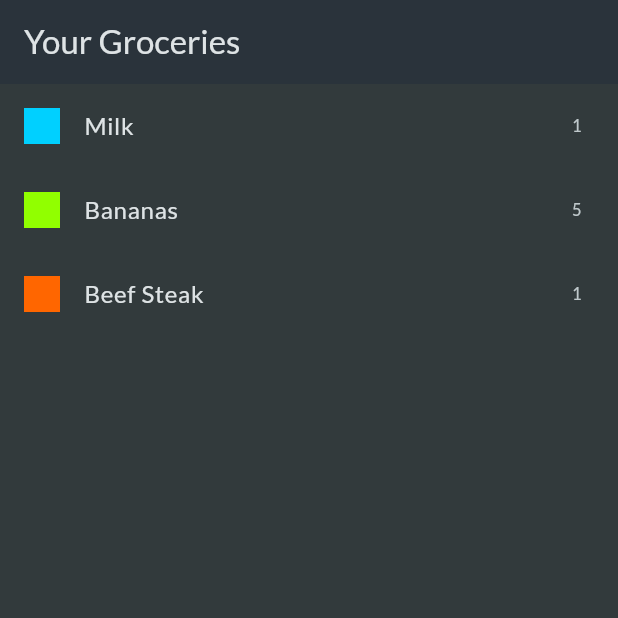
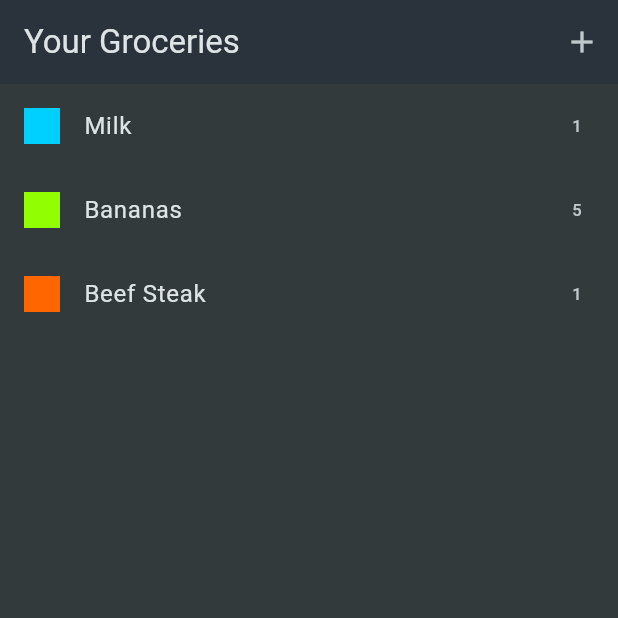
Before and after one commit to AdrianMReds/shopping_list, a Flutter app: the screen it shows after launch, on a phone screen of 412 x 824 dp, the top half of it. Run offline on Flutter 3.47's test engine with Material 3 defaults, Android fonts, the phone set to English and light mode, and no system bars; our stand-ins replace google_fonts.

Commit message:
New item form without validation

```diff
--- a/lib/main.dart
+++ b/lib/main.dart
@@ -21,7 +21,6 @@ class MyApp extends StatelessWidget {
           brightness: Brightness.dark,
           surface: const Color.fromARGB(255, 42, 51, 59),
         ),
-        textTheme: GoogleFonts.latoTextTheme(),
         scaffoldBackgroundColor: const Color.fromARGB(255, 50, 58, 60),
       ),
       home: const GroceriesScreen(),
--- a/lib/screens/groceries.dart
+++ b/lib/screens/groceries.dart
@@ -1,14 +1,28 @@
 import 'package:flutter/material.dart';
 import 'package:shopping_list/data/dummy_items.dart';
+import 'package:shopping_list/screens/new_item.dart';
 import 'package:shopping_list/widgets/list_item.dart';
 
-class GroceriesScreen extends StatelessWidget {
+class GroceriesScreen extends StatefulWidget {
   const GroceriesScreen({super.key});
+
+  @override
+  State<GroceriesScreen> createState() => _GroceriesScreenState();
+}
+
+class _GroceriesScreenState extends State<GroceriesScreen> {
+  void _addItem() {
+    Navigator.of(context)
+        .push(MaterialPageRoute(builder: (ctx) => const NewItemScreen()));
+  }
 
   @override
   Widget build(BuildContext context) {
     return Scaffold(
-      appBar: AppBar(title: const Text("Your Groceries")),
+      appBar: AppBar(
+        title: const Text("Your Groceries"),
+        actions: [IconButton(onPressed: _addItem, icon: const Icon(Icons.add))],
+      ),
       body: ListView.builder(
         itemCount: groceryItems.length,
         itemBuilder: (context, index) {
```
Also changed, not shown: lib/screens/new_item.dart (added, +89 -0 lines).
